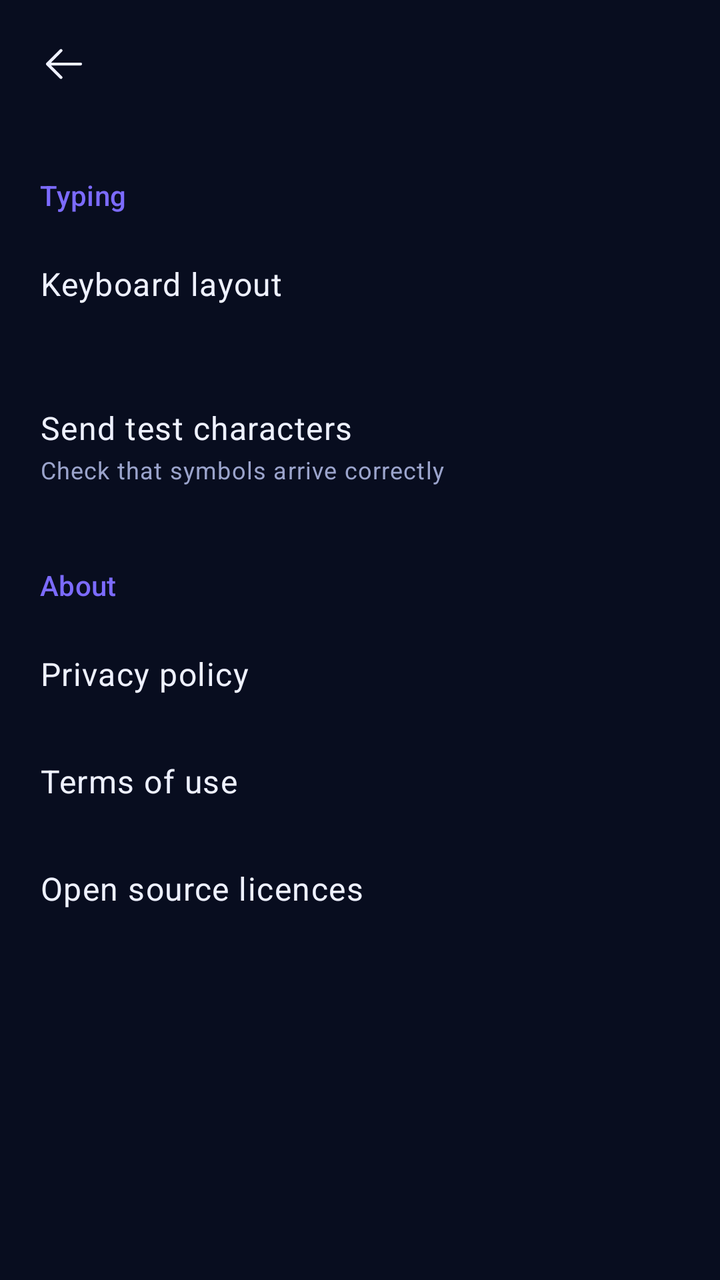
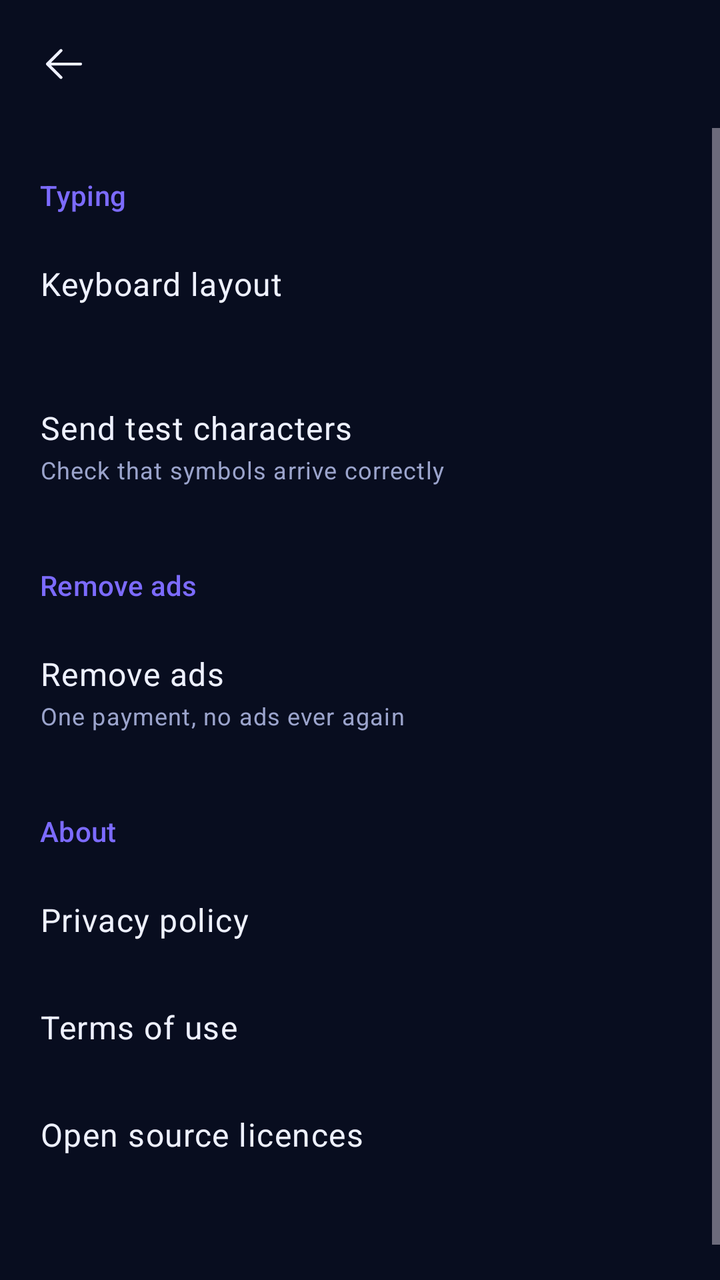

The first picture is an Android layout as it rendered before a commit; the second is the same layout after the commit. The layout source and the unified diff follow.
<!-- AndroidManifest.xml: application theme Theme.BeamPad -->
<!-- res/layout/activity_settings.xml -->
<?xml version="1.0" encoding="utf-8"?>
<LinearLayout xmlns:android="http://schemas.android.com/apk/res/android"
    android:id="@+id/root"
    android:layout_width="match_parent"
    android:layout_height="match_parent"
    android:orientation="vertical"
    android:background="@color/bp_bg">

    <include
        android:id="@+id/bar"
        layout="@layout/view_topbar" />

    <ScrollView
        android:layout_width="match_parent"
        android:layout_height="0dp"
        android:layout_weight="1">

        <LinearLayout
            android:layout_width="match_parent"
            android:layout_height="wrap_content"
            android:orientation="vertical"
            android:paddingBottom="24dp">

            <TextView
                style="@style/SectionHeader"
                android:text="@string/settings_typing" />

            <LinearLayout
                android:id="@+id/rowLayout"
                style="@style/SettingsRow">

                <LinearLayout style="@style/SettingsRowText">
                    <TextView style="@style/RowTitle" android:text="@string/settings_layout" />
                    <TextView
                        android:id="@+id/layoutValue"
                        style="@style/RowSubtitle" />
                </LinearLayout>
            </LinearLayout>

            <LinearLayout
                android:id="@+id/rowProbe"
                style="@style/SettingsRow">

                <LinearLayout style="@style/SettingsRowText">
                    <TextView style="@style/RowTitle" android:text="@string/settings_probe" />
                    <TextView style="@style/RowSubtitle" android:text="@string/settings_probe_hint" />
                </LinearLayout>
            </LinearLayout>

            <TextView
                style="@style/SectionHeader"
                android:text="@string/settings_about" />

            <LinearLayout
                android:id="@+id/rowPrivacy"
                style="@style/SettingsRow">
                <LinearLayout style="@style/SettingsRowText">
                    <TextView style="@style/RowTitle" android:text="@string/privacy_title" />
                </LinearLayout>
            </LinearLayout>

            <LinearLayout
                android:id="@+id/rowTerms"
                style="@style/SettingsRow">
                <LinearLayout style="@style/SettingsRowText">
                    <TextView style="@style/RowTitle" android:text="@string/terms_title" />
                </LinearLayout>
            </LinearLayout>

            <LinearLayout
                android:id="@+id/rowLicences"
                style="@style/SettingsRow">
                <LinearLayout style="@style/SettingsRowText">
                    <TextView style="@style/RowTitle" android:text="@string/licences_title" />
                </LinearLayout>
            </LinearLayout>

            <TextView
                android:id="@+id/version"
                android:layout_width="match_parent"
                android:layout_height="wrap_content"
                android:layout_marginTop="24dp"
                android:gravity="center"
                android:textAppearance="?attr/textAppearanceBodySmall"
                android:textColor="@color/bp_text_dim" />

        </LinearLayout>
    </ScrollView>
</LinearLayout>
<!-- res/layout/view_topbar.xml (included above) -->
<?xml version="1.0" encoding="utf-8"?>
<LinearLayout xmlns:android="http://schemas.android.com/apk/res/android"
    xmlns:app="http://schemas.android.com/apk/res-auto"
    android:layout_width="match_parent"
    android:layout_height="wrap_content"
    android:orientation="horizontal"
    android:gravity="center_vertical"
    android:paddingStart="8dp"
    android:paddingEnd="20dp"
    android:paddingTop="8dp"
    android:paddingBottom="8dp">

    <ImageButton
        android:id="@+id/back"
        android:layout_width="48dp"
        android:layout_height="48dp"
        android:src="@drawable/ic_arrow_left"
        app:tint="@color/bp_text"
        android:background="?attr/selectableItemBackgroundBorderless"
        android:contentDescription="@string/back" />

    <TextView
        android:id="@+id/title"
        android:layout_width="wrap_content"
        android:layout_height="wrap_content"
        android:layout_marginStart="8dp"
        android:textAppearance="?attr/textAppearanceHeadlineSmall"
        android:textStyle="bold"
        android:textColor="@color/bp_text" />
</LinearLayout>
<!-- resources referenced by this layout -->
<resources>
  <color name="bp_bg">#080D1F</color>
  <color name="bp_text">#EEF1FF</color>
  <color name="bp_text_dim">#9BA4CC</color>
  <!-- drawable ic_arrow_left (drawable) -->
  <?xml version="1.0" encoding="utf-8"?>
  <vector xmlns:android="http://schemas.android.com/apk/res/android"
      android:width="24dp"
      android:height="24dp"
      android:viewportWidth="256"
      android:viewportHeight="256"
      android:tint="?attr/colorControlNormal">
      <path
          android:fillColor="@android:color/white"
          android:pathData="M224,128a8,8,0,0,1-8,8H59.31l58.35,58.34a8,8,0,0,1-11.32,11.32l-72-72a8,8,0,0,1,0-11.32l72-72a8,8,0,0,1,11.32,11.32L59.31,120H216A8,8,0,0,1,224,128Z" />
  </vector>
  <string name="back">Back</string>
  <string name="licences_title">Open source licences</string>
  <string name="privacy_title">Privacy policy</string>
  <string name="settings_about">About</string>
  <string name="settings_layout">Keyboard layout</string>
  <string name="settings_probe">Send test characters</string>
  <string name="settings_probe_hint">Check that symbols arrive correctly</string>
  <string name="settings_typing">Typing</string>
  <string name="terms_title">Terms of use</string>
  <style name="RowSubtitle">
          <item name="android:layout_width">match_parent</item>
          <item name="android:layout_height">wrap_content</item>
          <item name="android:layout_marginTop">2dp</item>
          <item name="android:textAppearance">?attr/textAppearanceBodySmall</item>
          <item name="android:textColor">@color/bp_text_dim</item>
      </style>
  <style name="RowTitle">
          <item name="android:layout_width">wrap_content</item>
          <item name="android:layout_height">wrap_content</item>
          <item name="android:textAppearance">?attr/textAppearanceBodyLarge</item>
          <item name="android:textColor">@color/bp_text</item>
      </style>
  <style name="SectionHeader">
          <item name="android:layout_width">match_parent</item>
          <item name="android:layout_height">wrap_content</item>
          <item name="android:paddingStart">20dp</item>
          <item name="android:paddingEnd">20dp</item>
          <item name="android:paddingTop">24dp</item>
          <item name="android:paddingBottom">8dp</item>
          <item name="android:textAppearance">?attr/textAppearanceLabelLarge</item>
          <item name="android:textColor">@color/bp_accent_2</item>
      </style>
  <style name="SettingsRow">
          <item name="android:layout_width">match_parent</item>
          <item name="android:layout_height">wrap_content</item>
          <item name="android:orientation">horizontal</item>
          <item name="android:gravity">center_vertical</item>
          <item name="android:paddingStart">20dp</item>
          <item name="android:paddingEnd">20dp</item>
          <item name="android:paddingTop">16dp</item>
          <item name="android:paddingBottom">16dp</item>
          <item name="android:background">?attr/selectableItemBackground</item>
          <item name="android:clickable">true</item>
          <item name="android:focusable">true</item>
      </style>
  <style name="SettingsRowText">
          <item name="android:layout_width">0dp</item>
          <item name="android:layout_height">wrap_content</item>
          <item name="android:layout_weight">1</item>
          <item name="android:orientation">vertical</item>
      </style>
  <color name="bp_accent_2">#7C6BFF</color>
  <color name="bp_accent">#4F46E5</color>
  <color name="bp_surface">#141B3D</color>
  <color name="bp_surface_raised">#1B2350</color>
  <color name="bp_stroke">#3B4190</color>
  <!-- unchanged entries left out for length: 1 -->
</resources>

<!-- the commit's change to res/layout/activity_settings.xml (unified diff, before → after) -->
@@ -44,6 +44,34 @@
                 <LinearLayout style="@style/SettingsRowText">
                     <TextView style="@style/RowTitle" android:text="@string/settings_probe" />
                     <TextView style="@style/RowSubtitle" android:text="@string/settings_probe_hint" />
+                </LinearLayout>
+            </LinearLayout>
+
+            <TextView
+                style="@style/SectionHeader"
+                android:text="@string/remove_ads" />
+
+            <LinearLayout
+                android:id="@+id/rowRemoveAds"
+                style="@style/SettingsRow">
+                <LinearLayout style="@style/SettingsRowText">
+                    <TextView
+                        android:id="@+id/removeAdsTitle"
+                        style="@style/RowTitle"
+                        android:text="@string/remove_ads" />
+                    <TextView
+                        android:id="@+id/removeAdsSubtitle"
+                        style="@style/RowSubtitle"
+                        android:text="@string/remove_ads_hint" />
+                </LinearLayout>
+            </LinearLayout>
+
+            <LinearLayout
+                android:id="@+id/rowPrivacyOptions"
+                style="@style/SettingsRow"
+                android:visibility="gone">
+                <LinearLayout style="@style/SettingsRowText">
+                    <TextView style="@style/RowTitle" android:text="@string/privacy_options" />
                 </LinearLayout>
             </LinearLayout>
 
<!-- resource entries referenced after the edit -->
@@ -17,7 +17,10 @@
   </vector>
   <string name="back">Back</string>
   <string name="licences_title">Open source licences</string>
+  <string name="privacy_options">Ad privacy options</string>
   <string name="privacy_title">Privacy policy</string>
+  <string name="remove_ads">Remove ads</string>
+  <string name="remove_ads_hint">One payment, no ads ever again</string>
   <string name="settings_about">About</string>
   <string name="settings_layout">Keyboard layout</string>
   <string name="settings_probe">Send test characters</string>
